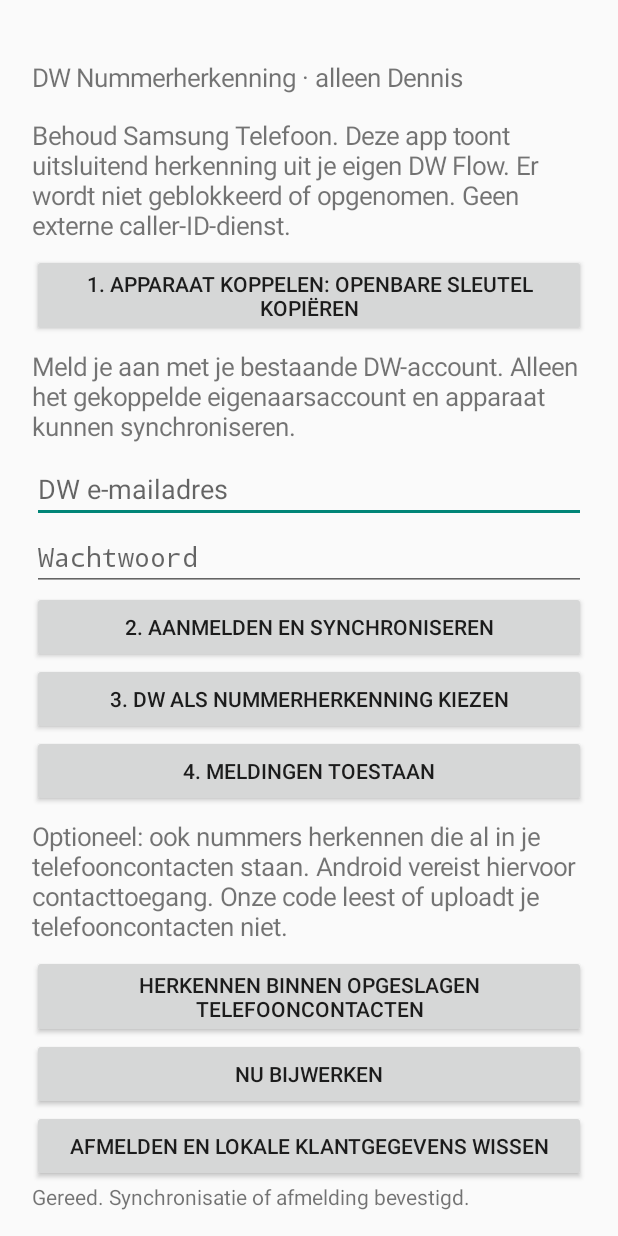
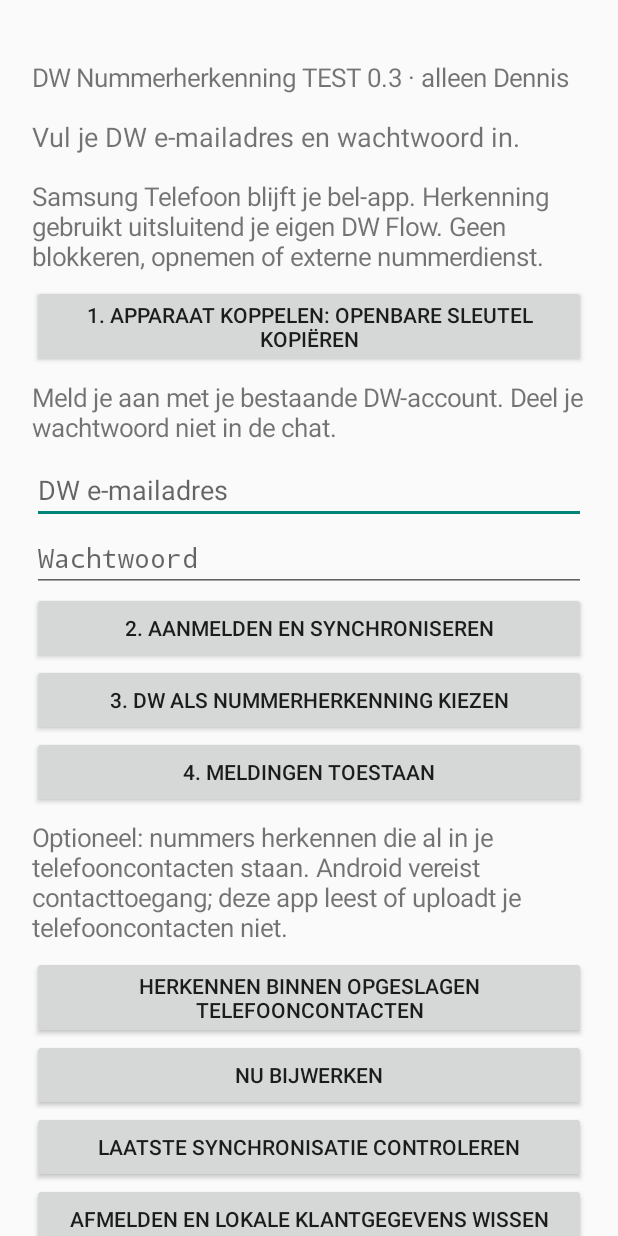
Before and after one commit to denniswieringa1967-del/DW-APP, an Android app: the screen it shows after launch (SetupActivity), after a tap on "2. AANMELDEN EN SYNCHRONISEREN", on a phone screen of 412 x 824 dp. Run offline under Robolectric (Android 15) with nearby library versions, the phone set to English and light mode, and no system bars; pictures from the network do not load.

Commit message:
Fix caller-ID sync status and job scheduling; connect exact existing DW Flow dossier route

```diff
--- a/android-caller-id/android/app/build.gradle
+++ b/android-caller-id/android/app/build.gradle
@@ -3,7 +3,7 @@ android {
  namespace 'nl.dwmarketing.callerid'
  compileSdk 35
  defaultConfig {
-  applicationId 'nl.dwmarketing.callerid'; minSdk 29; targetSdk 35; versionCode 1; versionName '0.1-preparation'
+  applicationId 'nl.dwmarketing.callerid'; minSdk 29; targetSdk 35; versionCode 3; versionName '0.3-test'
   // Public project values and the verified production dossier-bridge URL must be supplied at build time.
   buildConfigField 'String', 'BACKEND', '"' + (project.findProperty('dwBackend') ?: '') + '"'
   buildConfigField 'String', 'PUBLIC_KEY', '"' + (project.findProperty('dwPublicKey') ?: '') + '"'
--- a/android-caller-id/android/app/src/main/java/nl/dwmarketing/callerid/CallerActivity.java
+++ b/android-caller-id/android/app/src/main/java/nl/dwmarketing/callerid/CallerActivity.java
@@ -6,9 +6,11 @@ public final class CallerActivity extends Activity {
    text(box,Snapshot.badges(rows));if(rows.length()>1)text(box,"Dit nummer hoort bij meerdere dossiers. Kies het juiste traject.");
    JSONObject snapshot=PrivateStore.get(this,"snapshot");text(box,"Status bijgewerkt: "+java.text.DateFormat.getDateTimeInstance().format(new java.util.Date(snapshot.getLong("synced_at"))));
    for(int i=0;i<rows.length();i++){JSONObject r=rows.getJSONObject(i);text(box,r.optString("contact_name")+"\n"+r.optString("company")+"\n"+r.optString("campaign")+"\n"+r.optString("status"));Button b=new Button(this);b.setMinHeight(56);b.setText("Open klant in DW APP");String id=r.getString("lead_id");b.setOnClickListener(v->open(id));box.addView(b);}
+   text(box,"Openen gebruikt je beveiligde DW Flow-browseraanmelding. Als je eerst moet inloggen, keer daarna terug naar deze melding en open het dossier opnieuw.");
    text(box,"Een herkend nummer bewijst niet wie er belt. Controleer de identiteit voordat je gevoelige informatie bespreekt.");
   }catch(Exception e){text(box,"Klantinformatie niet beschikbaar.");}
  }
- private void open(String id){try{Uri root=Uri.parse(BuildConfig.DOSSIER_URL);if(!id.matches("[a-fA-F0-9-]{36}")||!"https".equals(root.getScheme())||!"dw-marketing.nl".equals(root.getHost())||root.getUserInfo()!=null)throw new Exception();Uri target=root.buildUpon().appendQueryParameter("lead",id).build();startActivity(new Intent(Intent.ACTION_VIEW,target));}catch(Exception e){Toast.makeText(this,"Beveiligde dossierlink moet nog worden aangesloten.",Toast.LENGTH_LONG).show();}}
+ private void open(String id){try{startActivity(new Intent(Intent.ACTION_VIEW,Uri.parse(DossierLink.build(BuildConfig.DOSSIER_URL,id))));}catch(Exception e){Toast.makeText(this,"Beveiligde dossierlink niet beschikbaar.",Toast.LENGTH_LONG).show();}}
+
  private void text(LinearLayout box,String value){TextView t=new TextView(this);t.setText(value);t.setTextSize(18);t.setPadding(0,12,0,12);box.addView(t);}
 }
--- a/android-caller-id/android/app/src/main/java/nl/dwmarketing/callerid/SetupActivity.java
+++ b/android-caller-id/android/app/src/main/java/nl/dwmarketing/callerid/SetupActivity.java
@@ -1,22 +1,25 @@
 package nl.dwmarketing.callerid;
 import android.app.*;import android.app.role.*;import android.os.*;import android.Manifest;import android.content.*;import android.content.pm.PackageManager;import android.text.InputType;import android.view.*;import android.widget.*;
 public final class SetupActivity extends Activity {
- private TextView status;private EditText email,password;
+ private TextView status;private EditText email,password;private boolean busy;
  @Override public void onCreate(Bundle state){super.onCreate(state);getWindow().setFlags(WindowManager.LayoutParams.FLAG_SECURE,WindowManager.LayoutParams.FLAG_SECURE);LinearLayout box=new LinearLayout(this);box.setOrientation(LinearLayout.VERTICAL);box.setPadding(32,48,32,32);ScrollView scroll=new ScrollView(this);scroll.addView(box);setContentView(scroll);
-  label(box,"DW Nummerherkenning · alleen Dennis");label(box,"Behoud Samsung Telefoon. Deze app toont uitsluitend herkenning uit je eigen DW Flow. Er wordt niet geblokkeerd of opgenomen. Geen externe caller-ID-dienst.");
-  button(box,"1. Apparaat koppelen: openbare sleutel kopiëren",()->{try{String pub=PrivateStore.publicKey();getSystemService(ClipboardManager.class).setPrimaryClip(ClipData.newPlainText("DW openbare apparaatcode",pub));status.setText("Openbare apparaatcode gekopieerd. Laat uitsluitend dit apparaat aan de eigenaar koppelen voordat je synchroniseert.");}catch(Exception e){status.setText("Apparaatsleutel niet beschikbaar.");}});
-  label(box,"Meld je aan met je bestaande DW-account. Alleen het gekoppelde eigenaarsaccount en apparaat kunnen synchroniseren.");email=new EditText(this);email.setHint("DW e-mailadres");email.setInputType(InputType.TYPE_CLASS_TEXT|InputType.TYPE_TEXT_VARIATION_EMAIL_ADDRESS);box.addView(email);password=new EditText(this);password.setHint("Wachtwoord");password.setInputType(InputType.TYPE_CLASS_TEXT|InputType.TYPE_TEXT_VARIATION_PASSWORD);box.addView(password);
-  button(box,"2. Aanmelden en synchroniseren",()->{String mail=email.getText().toString().trim(),pw=password.getText().toString();password.setText("");work(()->{SyncClient.login(this,mail,pw);SyncJob.schedule(this);});});
+  label(box,"DW Nummerherkenning TEST 0.3 · alleen Dennis");
+  status=new TextView(this);status.setTextSize(18);status.setPadding(0,12,0,12);box.addView(status);showSnapshot();
+  label(box,"Samsung Telefoon blijft je bel-app. Herkenning gebruikt uitsluitend je eigen DW Flow. Geen blokkeren, opnemen of externe nummerdienst.");
+  button(box,"1. Apparaat koppelen: openbare sleutel kopiëren",()->{try{String pub=PrivateStore.publicKey();getSystemService(ClipboardManager.class).setPrimaryClip(ClipData.newPlainText("DW openbare apparaatcode",pub));status.setText("Openbare apparaatcode gekopieerd. Koppel deze aan je eigenaarsaccount voordat je synchroniseert.");}catch(Exception e){status.setText("Apparaatsleutel niet beschikbaar.");}});
+  label(box,"Meld je aan met je bestaande DW-account. Deel je wachtwoord niet in de chat.");email=new EditText(this);email.setHint("DW e-mailadres");email.setInputType(InputType.TYPE_CLASS_TEXT|InputType.TYPE_TEXT_VARIATION_EMAIL_ADDRESS);box.addView(email);password=new EditText(this);password.setHint("Wachtwoord");password.setInputType(InputType.TYPE_CLASS_TEXT|InputType.TYPE_TEXT_VARIATION_PASSWORD);box.addView(password);
+  button(box,"2. Aanmelden en synchroniseren",()->{String mail=email.getText().toString().trim(),pw=password.getText().toString();if(mail.isEmpty()||pw.isEmpty()){status.setText("Vul je DW e-mailadres en wachtwoord in.");return;}password.setText("");sync(()->SyncClient.login(this,mail,pw));});
   button(box,"3. DW als nummerherkenning kiezen",()->{RoleManager manager=getSystemService(RoleManager.class);if(!manager.isRoleAvailable(RoleManager.ROLE_CALL_SCREENING)){status.setText("Nummerherkenning niet beschikbaar op dit toestel.");return;}if(!manager.isRoleHeld(RoleManager.ROLE_CALL_SCREENING))startActivityForResult(manager.createRequestRoleIntent(RoleManager.ROLE_CALL_SCREENING),10);else status.setText("DW is al gekozen voor nummerherkenning.");});
-  button(box,"4. Meldingen toestaan",()->{if(Build.VERSION.SDK_INT>=33&&checkSelfPermission(Manifest.permission.POST_NOTIFICATIONS)!=PackageManager.PERMISSION_GRANTED)requestPermissions(new String[]{Manifest.permission.POST_NOTIFICATIONS},11);else status.setText("Controleer dat meldingen voor DW aanstaan.");});
-  label(box,"Optioneel: ook nummers herkennen die al in je telefooncontacten staan. Android vereist hiervoor contacttoegang. Onze code leest of uploadt je telefooncontacten niet.");
+  button(box,"4. Meldingen toestaan",()->{if(Build.VERSION.SDK_INT>=33&&checkSelfPermission(Manifest.permission.POST_NOTIFICATIONS)!=PackageManager.PERMISSION_GRANTED)requestPermissions(new String[]{Manifest.permission.POST_NOTIFICATIONS},11);else status.setText("Meldingentoestemming is al verleend. Controleer eventueel de meldinginstellingen van Android.");});
+  label(box,"Optioneel: nummers herkennen die al in je telefooncontacten staan. Android vereist contacttoegang; deze app leest of uploadt je telefooncontacten niet.");
   button(box,"Herkennen binnen opgeslagen telefooncontacten",()->requestPermissions(new String[]{Manifest.permission.READ_CONTACTS},12));
-  button(box,"Nu bijwerken",()->work(()->SyncClient.sync(this)));
-  button(box,"Afmelden en lokale klantgegevens wissen",()->work(()->{SyncClient.logout(this);}));
-  status=new TextView(this);status.setText("Nog niet geïnstalleerd/getest voor productie. Statusgegevens zijn een momentopname en verlopen na één uur.");box.addView(status);
+  button(box,"Nu bijwerken",()->sync(()->SyncClient.sync(this)));
+  button(box,"Laatste synchronisatie controleren",()->showSnapshot());
+  button(box,"Afmelden en lokale klantgegevens wissen",()->{if(busy)return;new AlertDialog.Builder(this).setMessage("Alleen lokale DW-sessie en klantlijst wissen? Je DW Flow-dossiers blijven behouden.").setNegativeButton("Annuleren",null).setPositiveButton("Afmelden",(d,w)->{SyncClient.logout(this);status.setText("Afgemeld. Lokale sessie en klantlijst gewist; DW Flow is ongewijzigd.");}).show();});
  }
  interface Job {void run()throws Exception;}
- private void work(Job job){status.setText("Bezig…");new Thread(()->{try{job.run();runOnUiThread(()->status.setText("Gereed. Synchronisatie of afmelding bevestigd."));}catch(Exception e){runOnUiThread(()->status.setText("Niet bevestigd. Controleer koppeling, aanmelden en verbinding. Bestaande leads zijn niet gewijzigd."));}},"dw-setup").start();}
+ private void sync(Job job){if(busy)return;busy=true;status.setText("Synchroniseren…");new Thread(()->{try{job.run();boolean automatic=false;try{automatic=SyncJob.schedule(this);}catch(RuntimeException ignored){}final boolean scheduled=automatic;runOnUiThread(()->{showSnapshot();status.append(scheduled?"\nAutomatisch verversen ingepland. Android bepaalt wanneer de achtergrondtaak mag draaien.":"\nSynchronisatie geslaagd, maar automatisch verversen kon niet worden ingepland. Gebruik voorlopig Nu bijwerken.");busy=false;});}catch(Exception e){runOnUiThread(()->{status.setText("Synchronisatie niet bevestigd. Controleer account, apparaatkoppeling en verbinding. Je DW Flow-dossiers zijn ongewijzigd.");busy=false;});}},"dw-setup").start();}
+ private void showSnapshot(){try{org.json.JSONObject s=PrivateStore.get(this,"snapshot");if(s==null){status.setText("Nog geen klantlijst. Koppel je toestel en meld je aan.");return;}long time=s.getLong("synced_at"),expires=s.getLong("expires_at");status.setText((expires>System.currentTimeMillis()?"Klantlijst bijgewerkt: ":"Klantlijst verlopen. Tik Nu bijwerken. Laatste update: ")+java.text.DateFormat.getDateTimeInstance().format(new java.util.Date(time)));}catch(Exception e){status.setText("Lokale klantlijst niet leesbaar. Synchroniseer opnieuw.");}}
  private void label(LinearLayout box,String value){TextView t=new TextView(this);t.setText(value);t.setTextSize(17);t.setPadding(0,12,0,12);box.addView(t);}
  private void button(LinearLayout box,String value,Runnable action){Button b=new Button(this);b.setText(value);b.setMinHeight(56);b.setOnClickListener(v->action.run());box.addView(b);}
 }
--- a/android-caller-id/android/app/src/main/java/nl/dwmarketing/callerid/SyncJob.java
+++ b/android-caller-id/android/app/src/main/java/nl/dwmarketing/callerid/SyncJob.java
@@ -2,7 +2,7 @@ package nl.dwmarketing.callerid;
 import android.app.job.*;import android.content.*;
 public final class SyncJob extends JobService {
  static final int ID=421;
- static void schedule(Context c){c.getSystemService(JobScheduler.class).schedule(new JobInfo.Builder(ID,new ComponentName(c,SyncJob.class)).setRequiredNetworkType(JobInfo.NETWORK_TYPE_ANY).setPersisted(true).setPeriodic(15*60*1000).build());}
+ static boolean schedule(Context c){return c.getSystemService(JobScheduler.class).schedule(new JobInfo.Builder(ID,new ComponentName(c,SyncJob.class)).setRequiredNetworkType(JobInfo.NETWORK_TYPE_ANY).setPersisted(true).setPeriodic(15*60*1000).build())==JobScheduler.RESULT_SUCCESS;}
  @Override public boolean onStartJob(JobParameters p){new Thread(()->{try{SyncClient.sync(this);}catch(Exception ignored){}finally{jobFinished(p,false);}},"dw-private-sync").start();return true;}
  @Override public boolean onStopJob(JobParameters p){return true;}
 }
```
Also changed, not shown: android-caller-id/android/app/src/main/java/nl/dwmarketing/callerid/DossierLink.java (added, +10 -0 lines), 2 other files.
